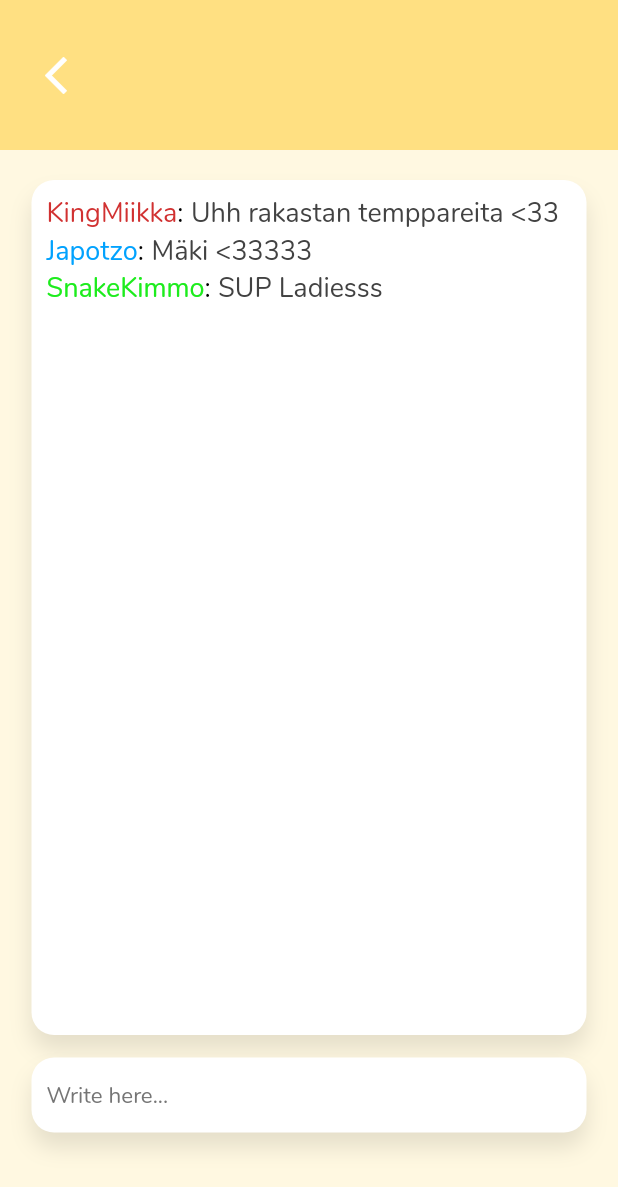
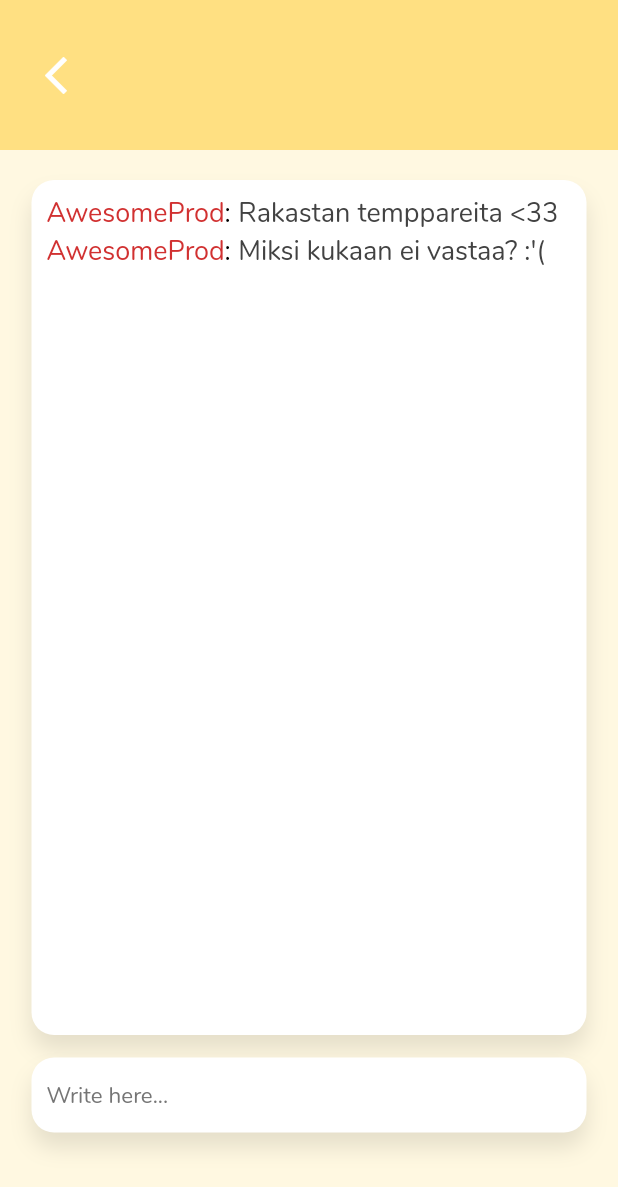
Before and after one commit to miikkatervo/chat_app, a Flutter app: the ChannelRoute screen opened directly with empty values, on a phone screen of 412 x 824 dp. Shown: the top 1187 px of the screen. Run offline on Flutter 3.47's test engine with Material 2 defaults, Android fonts, the phone set to English and light mode, and no system bars; our stand-ins replace bubble_bottom_bar; project files that could hold a hidden picture were left out.

Commit message:
changed models

```diff
--- a/chatapp/lib/main.dart
+++ b/chatapp/lib/main.dart
@@ -91,6 +91,7 @@
                         itemBuilder: (context, index) {
                           var channel = channels[index];
                           return ChannelCard(
+                            id: channel.id,
                             imgURL: channel.image,
                             name: channel.name
                           );
--- a/chatapp/lib/model/message.dart
+++ b/chatapp/lib/model/message.dart
@@ -1,12 +1,8 @@
 class Message {
-  String user;
+  String id;
+  String userId;
   String message;
-  List<int> color;
-  Message({this.user, this.message, this.color});
+  String channelId;
+  DateTime time;
+  Message({this.id, this.userId, this.message, this.channelId, this.time});
 }
-
-var messages = [
-  Message(user: "KingMiikka", message: "Uhh rakastan temppareita <33", color: <int>[209, 49, 49]),
-  Message(user: "Japotzo", message: "Mäki <33333", color: <int>[1, 162, 254]),
-  Message(user: "SnakeKimmo", message: "SUP Ladiesss", color: <int>[29, 236, 29])
-];
--- a/chatapp/lib/widgets/ChannelCard.dart
+++ b/chatapp/lib/widgets/ChannelCard.dart
@@ -3,9 +3,10 @@
 
 
 class ChannelCard extends StatelessWidget {
+  final String id;
   final String imgURL;
   final String name;
-  ChannelCard({this.imgURL, this.name});
+  ChannelCard({this.id, this.imgURL, this.name});
   @override
   Widget build(BuildContext context) {
     return Padding(
@@ -44,7 +45,7 @@
                     Navigator.push(
                       context,
                       MaterialPageRoute(
-                        builder: (context) => ChannelRoute(name: this.name)
+                        builder: (context) => ChannelRoute(id: this.id, name: this.name)
                       ),
                     );
                   },
--- a/chatapp/lib/widgets/ChatScreen.dart
+++ b/chatapp/lib/widgets/ChatScreen.dart
@@ -1,10 +1,18 @@
 import 'package:flutter/material.dart';
 import '../model/message.dart';
+import '../model/user.dart';
+//import '../model/channel.dart';
 import './MessageItem.dart';
+
+var messages = [
+  Message(id:"0", userId: users.id,  message: "Rakastan temppareita <33", channelId: "0"),
+  Message(id:"1", userId: users.id,  message: "Miksi kukaan ei vastaa? :'(", channelId: "1")
+];
 
 class ChatScreen extends StatelessWidget {
   final String name;
-  ChatScreen({this.name});
+  final String channelId;
+  ChatScreen({this.name, this.channelId});
   @override
   Widget build(BuildContext context) {
     return Container(
@@ -16,9 +24,8 @@
                   itemCount: messages.length,
                   itemBuilder: (context, index) =>
                     MessageItem(
-                      user: messages[index].user,
-                      message: messages[index].message,
-                      color: messages[index].color
+                      userId: messages[index].userId,
+                      message: messages[index].message
                       )
                 )
               ),
--- a/chatapp/lib/widgets/ChatState.dart
+++ b/chatapp/lib/widgets/ChatState.dart
@@ -3,18 +3,20 @@
 
 
 class ChannelRoute extends StatefulWidget {
-  ChannelRoute({Key key, this.title, this.name}) : super(key: key);
+  ChannelRoute({Key key, this.title, this.name, this.id}) : super(key: key);
 
   final String title;
   final String name;
+  final String id;
 
   @override
-  _ChannelState createState() => _ChannelState(name);
+  _ChannelState createState() => _ChannelState(name, id);
 }
 
 class _ChannelState extends State<ChannelRoute> {
   final String name;
-  _ChannelState(this.name);
+  final String id;
+  _ChannelState(this.name, this.id);
   @override
   Widget build(BuildContext context) {
 
@@ -66,7 +68,7 @@
           Padding(
             padding: EdgeInsets.only(top: 20),
           ),
-          ChatScreen(name: name),
+          ChatScreen(name: name, channelId: id),
           Padding(
             padding: EdgeInsets.only(top: 15),
           ),
--- a/chatapp/lib/widgets/MessageItem.dart
+++ b/chatapp/lib/widgets/MessageItem.dart
@@ -1,21 +1,20 @@
 import 'package:flutter/material.dart';
-
+import '../model/user.dart';
 
 class MessageItem extends StatelessWidget {
-  final String user;
+  final String userId;
   final String message;
-  final List<int> color;
-  MessageItem({this.user, this.message, this.color});
+  MessageItem({this.userId, this.message});
   @override
   Widget build(BuildContext context) {
     return Row(
       children: <Widget>[
         Text(
-          user,
+          users.username,
           style: TextStyle(
             fontFamily: 'Nunito',
             fontSize: 18,
-            color: Color.fromRGBO(color[0], color[1], color[2], 1.0)
+            color: Color.fromRGBO(users.color[0], users.color[1], users.color[2], 1.0)
           ),
         ),
         Text(
--- a/chatapp/pubspec.yaml
+++ b/chatapp/pubspec.yaml
@@ -25,6 +25,8 @@
   # Use with the CupertinoIcons class for iOS style icons.
   cupertino_icons: ^0.1.2
   flutter_screenutil: ^0.5.3
+  # Add the dependency for the Firebase Core Flutter SDK
+
 
 dev_dependencies:
   flutter_test:
```
Also changed, not shown: chatapp/lib/model/user.dart (added, +8 -0 lines), 3 other files.
